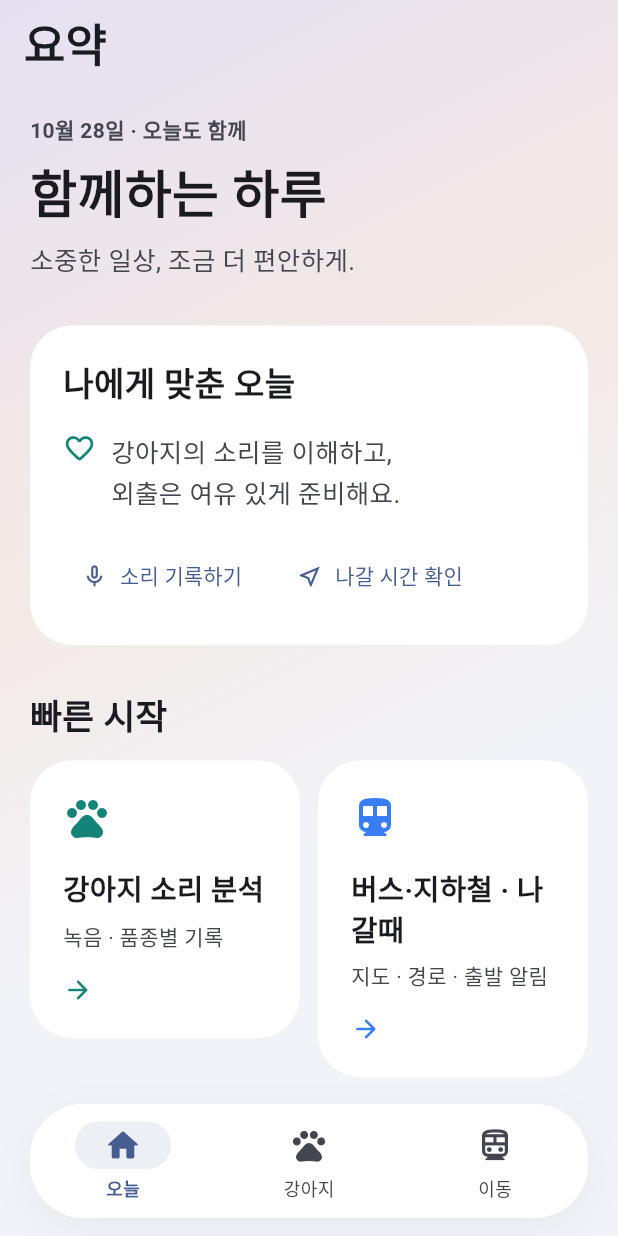
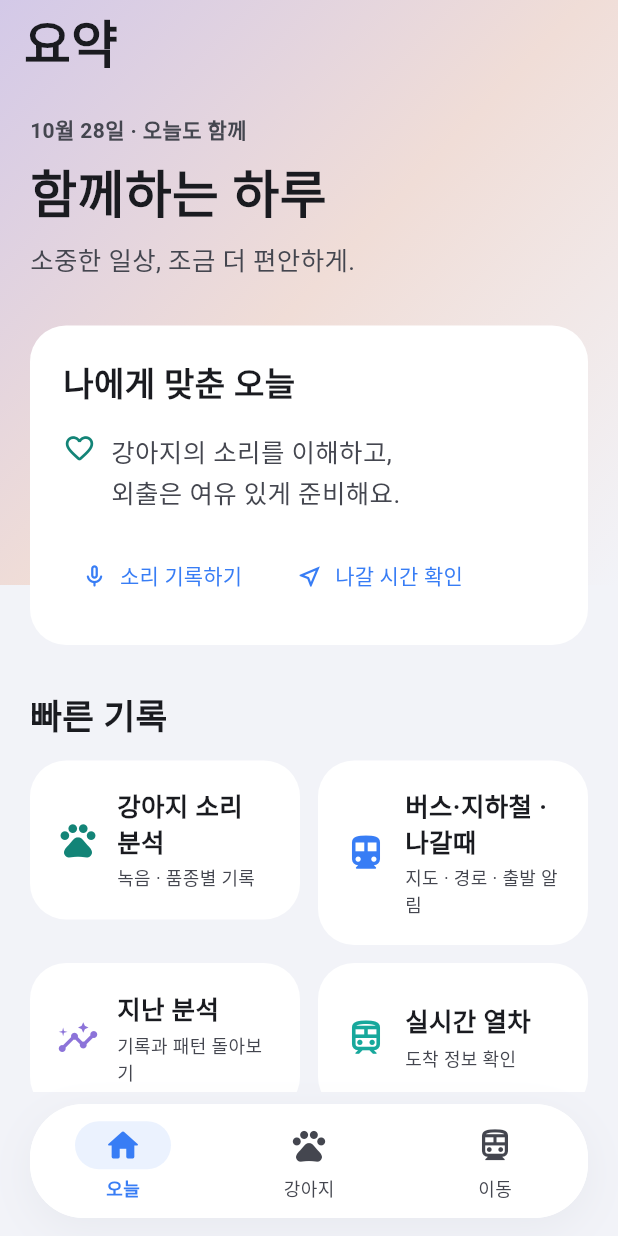
Before and after one commit to Hisabori/bark-note, a Flutter app: the screen it shows after launch, on a phone screen of 412 x 824 dp. Run offline on Flutter 3.47's test engine with Material 3 defaults, Android fonts, the light colour scheme and no system bars; our stand-ins replace file_picker, geolocator; missing offline and left inert: record, tflite_flutter.

Commit message:
Align normal-mode OnCare surfaces and quick tools, add bark pattern reports and history, require verified evidence for emotion hypotheses

```diff
--- a/lib/analyzer.dart
+++ b/lib/analyzer.dart
@@ -101,7 +101,11 @@ Map<String, dynamic> analyzeWav(Uint8List bytes) {
   return {
     'duration': duration,
     'quality': {
-      'version': 1,
+      'version': 2,
+      'noiseFloorDb': sorted[(sorted.length * .2).floor()],
+      'levelSpreadDb':
+          sorted[(sorted.length * .9).floor()] -
+          sorted[(sorted.length * .2).floor()],
       'clippedRatio': clippedSamples / (samples * channels),
       'quietFrameRatio': levels.where((v) => v < -55).length / levels.length,
     },
--- a/lib/app_theme.dart
+++ b/lib/app_theme.dart
@@ -10,7 +10,7 @@ ThemeData buildAppTheme({Brightness brightness = Brightness.light}) {
     seedColor: dark ? const Color(0xff76a8ff) : const Color(0xff387df5),
     brightness: brightness,
     surface: card,
-  );
+  ).copyWith(primary: dark ? const Color(0xff76a8ff) : const Color(0xff387df5));
   return ThemeData(
     useMaterial3: true,
     colorScheme: scheme,
@@ -38,7 +38,7 @@ ThemeData buildAppTheme({Brightness brightness = Brightness.light}) {
       surfaceTintColor: Colors.transparent,
       elevation: 0,
       margin: const EdgeInsets.symmetric(vertical: 6),
-      shape: RoundedRectangleBorder(borderRadius: BorderRadius.circular(28)),
+      shape: RoundedRectangleBorder(borderRadius: BorderRadius.circular(24)),
     ),
     inputDecorationTheme: InputDecorationTheme(
       filled: true,
@@ -60,11 +60,18 @@ ThemeData buildAppTheme({Brightness brightness = Brightness.light}) {
     filledButtonTheme: FilledButtonThemeData(
       style: FilledButton.styleFrom(
         minimumSize: const Size(48, 48),
-        padding: const EdgeInsets.symmetric(horizontal: 20, vertical: 14),
+        padding: const EdgeInsets.symmetric(horizontal: 20, vertical: 15),
+        shape: const StadiumBorder(),
       ),
     ),
     outlinedButtonTheme: OutlinedButtonThemeData(
-      style: OutlinedButton.styleFrom(minimumSize: const Size(48, 48)),
+      style: OutlinedButton.styleFrom(
+        minimumSize: const Size(48, 48),
+        side: BorderSide.none,
+        backgroundColor: scheme.primary.withValues(alpha: .08),
+        foregroundColor: scheme.primary,
+        shape: const StadiumBorder(),
+      ),
     ),
     textButtonTheme: TextButtonThemeData(
       style: TextButton.styleFrom(minimumSize: const Size(48, 48)),
@@ -118,15 +125,7 @@ class CareIntro extends StatelessWidget {
   final IconData icon;
   @override
   Widget build(BuildContext context) => Container(
-    padding: const EdgeInsets.all(22),
-    decoration: BoxDecoration(
-      borderRadius: BorderRadius.circular(28),
-      gradient: const LinearGradient(
-        begin: Alignment.topLeft,
-        end: Alignment.bottomRight,
-        colors: [Color(0xffe7efff), Color(0xffe9f6f3), Color(0xfff8fafc)],
-      ),
-    ),
+    padding: const EdgeInsets.fromLTRB(4, 8, 4, 20),
     child: Column(
       crossAxisAlignment: CrossAxisAlignment.start,
       children: [
@@ -149,7 +148,7 @@ class CareIntro extends StatelessWidget {
         Text(
           title,
           style: const TextStyle(
-            fontSize: 30,
+            fontSize: 34,
             fontWeight: FontWeight.w800,
             height: 1.2,
             color: Color(0xff17212f),
@@ -164,3 +163,30 @@ class CareIntro extends StatelessWidget {
     ),
   );
 }
+
+class CareSummarySurface extends StatelessWidget {
+  const CareSummarySurface({super.key, required this.child});
+  final Widget child;
+  @override
+  Widget build(BuildContext context) => Stack(
+    children: [
+      const Positioned.fill(child: ColoredBox(color: Color(0xfff2f3f8))),
+      const Positioned(
+        top: 0,
+        left: 0,
+        right: 0,
+        height: 390,
+        child: DecoratedBox(
+          decoration: BoxDecoration(
+            gradient: LinearGradient(
+              begin: Alignment.topLeft,
+              end: Alignment.bottomRight,
+              colors: [Color(0xffd3c9e8), Color(0xfff0ddd7), Color(0xfff2f3f8)],
+            ),
+          ),
+        ),
+      ),
+      child,
+    ],
+  );
+}
--- a/lib/bark_home.dart
+++ b/lib/bark_home.dart
@@ -13,6 +13,7 @@ import 'emotion.dart';
 import 'bark_model.dart';
 import 'bark_result.dart';
 import 'bark_insights.dart';
+import 'bark_report.dart';
 import 'breed.dart';
 
 class BarkApp extends StatelessWidget {
@@ -444,6 +445,8 @@ class _HomeState extends State<Home> with WidgetsBindingObserver {
                     style: TextStyle(fontSize: 22, fontWeight: FontWeight.bold),
                   ),
                   const SizedBox(height: 16),
+                  BarkPatternReport(audio: result!),
+                  const SizedBox(height: 16),
                   emotionPanel(),
                   const SizedBox(height: 16),
                   Wrap(
--- a/lib/main.dart
+++ b/lib/main.dart
@@ -1,4 +1,5 @@
 import 'app_theme.dart';
+import 'bark_history.dart';
 import 'package:flutter/material.dart';
 import 'package:flutter/services.dart';
 import 'bark_home.dart' as bark;
@@ -36,21 +37,13 @@ class FeatureHome extends StatelessWidget {
   Widget build(BuildContext context) {
     final now = DateTime.now();
     final muted = Theme.of(context).colorScheme.onSurfaceVariant;
-    return DecoratedBox(
-      decoration: const BoxDecoration(
-        gradient: LinearGradient(
-          begin: Alignment.topLeft,
-          end: Alignment.bottomRight,
-          stops: [0, .38, .65],
-          colors: [Color(0xffe6e1f1), Color(0xfff3e9e5), Color(0xfff2f3f8)],
-        ),
-      ),
+    return CareSummarySurface(
       child: Scaffold(
         backgroundColor: Colors.transparent,
         appBar: AppBar(
           title: const Text(
             '요약',
-            style: TextStyle(fontSize: 30, fontWeight: FontWeight.w800),
+            style: TextStyle(fontSize: 34, fontWeight: FontWeight.w800),
           ),
           backgroundColor: Colors.transparent,
         ),
@@ -182,7 +175,7 @@ class FeatureHome extends StatelessWidget {
                   ),
                   const SizedBox(height: 24),
                   const Text(
-                    '빠른 시작',
+                    '빠른 기록',
                     style: TextStyle(fontSize: 23, fontWeight: FontWeight.w700),
                   ),
                   const SizedBox(height: 12),
@@ -219,6 +212,28 @@ class FeatureHome extends StatelessWidget {
                               '지도 · 경로 · 출발 알림',
                               const transit.Home(),
                               const Color(0xff387df5),
+                            ),
+                          ),
+                          SizedBox(
+                            width: width,
+                            child: _feature(
+                              context,
+                              Icons.insights_outlined,
+                              '지난 분석',
+                              '기록과 패턴 돌아보기',
+                              const BarkHistoryPage(),
+                              const Color(0xff8c73d9),
+                            ),
+                          ),
+                          SizedBox(
+                            width: width,
+                            child: _feature(
+                              context,
+                              Icons.train_outlined,
+                              '실시간 열차',
+                              '도착 정보 확인',
+                              const transit.Home(initialTab: 1),
+                              const Color(0xff17a89c),
                             ),
                           ),
                         ],
@@ -282,32 +297,41 @@ class FeatureHome extends StatelessWidget {
     clipBehavior: Clip.antiAlias,
     child: InkWell(
       onTap: () => open(context, page),
+      child: ConstrainedBox(
+        constraints: const BoxConstraints(minHeight: 100),
         child: Padding(
-        padding: const EdgeInsets.all(22),
+          padding: const EdgeInsets.all(18),
+          child: Row(
+            children: [
+              Icon(icon, color: accent, size: 28),
+              const SizedBox(width: 12),
+              Expanded(
                 child: Column(
                   crossAxisAlignment: CrossAxisAlignment.start,
+                  mainAxisSize: MainAxisSize.min,
                   children: [
-            Icon(icon, color: accent, size: 32),
-            const SizedBox(height: 18),
                     Text(
                       title,
                       style: const TextStyle(
-                fontSize: 19,
+                        fontSize: 17,
                         fontWeight: FontWeight.w700,
                         height: 1.35,
                       ),
                     ),
-            const SizedBox(height: 8),
+                    const SizedBox(height: 5),
                     Text(
                       detail,
                       style: TextStyle(
+                        fontSize: 12,
                         color: Theme.of(context).colorScheme.onSurfaceVariant,
-                height: 1.5,
+                        height: 1.4,
                       ),
                     ),
-            const SizedBox(height: 14),
-            Icon(Icons.arrow_forward_rounded, color: accent, size: 20),
                   ],
+                ),
+              ),
+            ],
+          ),
         ),
       ),
     ),
--- a/lib/transit/main.dart
+++ b/lib/transit/main.dart
@@ -30,7 +30,9 @@ class RailApp extends StatelessWidget {
 }
 
 class Home extends StatefulWidget {
-  const Home({super.key});
+  const Home({super.key, this.initialTab = 0})
+    : assert(initialTab >= 0 && initialTab <= 2);
+  final int initialTab;
   @override
   State<Home> createState() => _HomeState();
 }
@@ -63,6 +65,7 @@ class _HomeState extends State<Home> {
   @override
   void initState() {
     super.initState();
+    tab = widget.initialTab;
     for (int i = 0; i < 5; i++) {
       fields[i].text = ['10', '30', '5', '5', '5'][i];
     }
--- a/pubspec.yaml
+++ b/pubspec.yaml
@@ -1,7 +1,7 @@
 name: bark_note
 description: Private dog sound pattern journal.
 publish_to: none
-version: 0.11.2+16
+version: 0.12.0+17
 environment:
   sdk: ^3.12.0
 dependencies:
--- a/tool/check_ai.dart
+++ b/tool/check_ai.dart
@@ -47,8 +47,8 @@ void main(List<String> args) {
   );
   check(
     interpretEmotion({'segments': audio['segments']}, 'play')['label'] ==
-        '기대 / 놀이 흥분 가능성',
-    'old records remain readable',
+        '판단 보류',
+    'legacy records do not acquire unsupported emotion interpretations',
   );
   Uint8List make(int rate, int count, int channels) {
     final b = Uint8List(44 + count * 2 * channels);
```
Also changed, not shown: lib/bark_history.dart (added, +163 -0 lines), lib/bark_patterns.dart (added, +73 -0 lines), lib/bark_report.dart (added, +117 -0 lines), lib/emotion.dart (+19 -4 lines), tool/check_analysis.dart (+21 -9 lines), 4 other files. Lines whose indentation alone changed are shown as unchanged.
